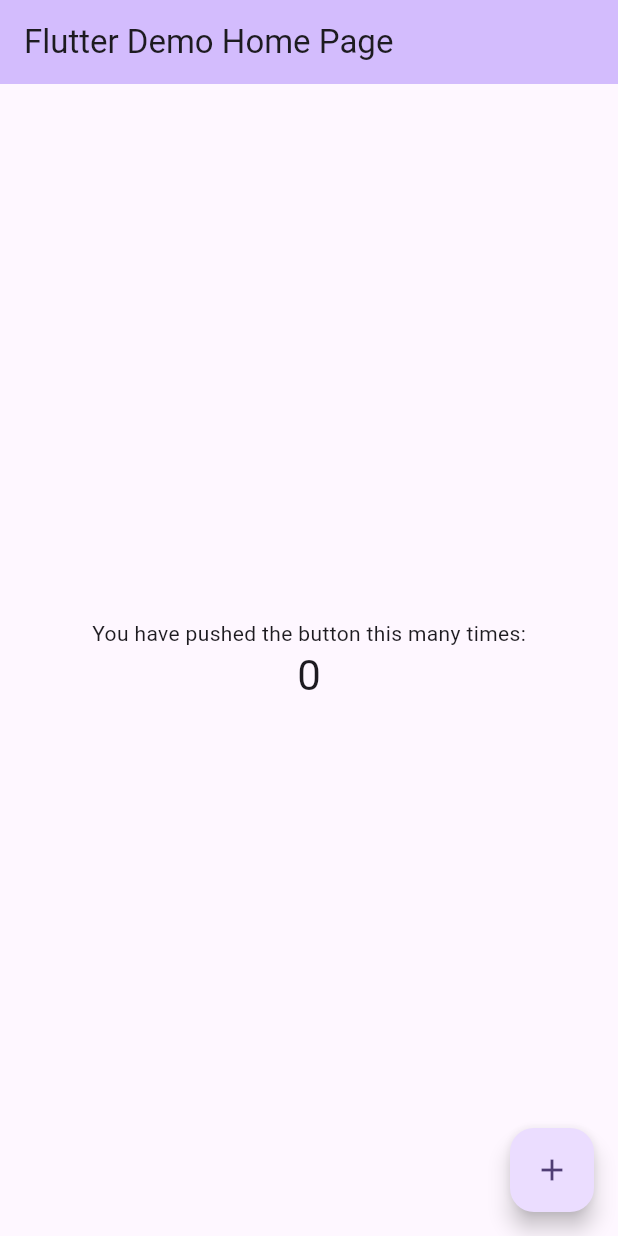
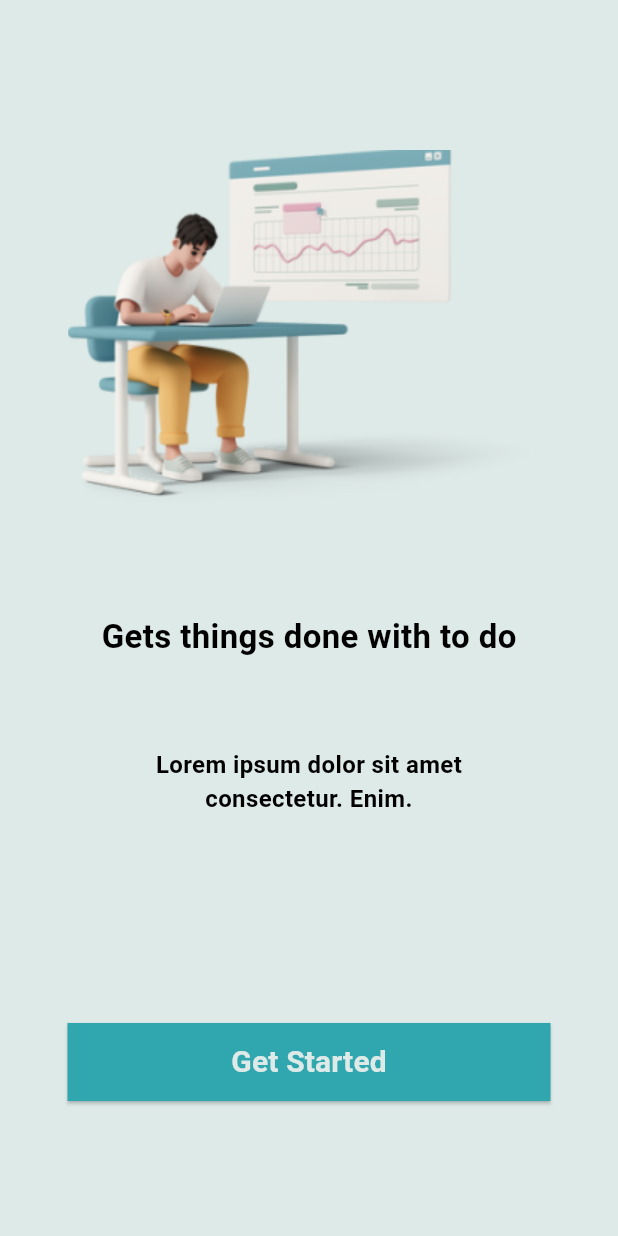
Before and after one commit to HKElim/basic_layout, a Flutter app: the screen it shows after launch, on a phone screen of 412 x 824 dp. Run offline on Flutter 3.47's test engine with Material 2 defaults, Android fonts, the phone set to English and light mode, and no system bars.

Commit message:
design terminé

```diff
--- a/lib/main.dart
+++ b/lib/main.dart
@@ -1,3 +1,4 @@
+import 'package:basic_layout/onboard_screen.dart';
 import 'package:flutter/material.dart';
 
 void main() {
@@ -7,119 +8,16 @@ void main() {
 class MyApp extends StatelessWidget {
   const MyApp({super.key});
 
-  // This widget is the root of your application.
   @override
   Widget build(BuildContext context) {
     return MaterialApp(
-      title: 'Flutter Demo',
+      title: 'Design',
+      debugShowCheckedModeBanner: false,
       theme: ThemeData(
-        // This is the theme of your application.
-        //
-        // TRY THIS: Try running your application with "flutter run". You'll see
-        // the application has a blue toolbar. Then, without quitting the app,
-        // try changing the seedColor in the colorScheme below to Colors.green
-        // and then invoke "hot reload" (save your changes or press the "hot
-        // reload" button in a Flutter-supported IDE, or press "r" if you used
-        // the command line to start the app).
-        //
-        // Notice that the counter didn't reset back to zero; the application
-        // state is not lost during the reload. To reset the state, use hot
-        // restart instead.
-        //
-        // This works for code too, not just values: Most code changes can be
-        // tested with just a hot reload.
         colorScheme: ColorScheme.fromSeed(seedColor: Colors.deepPurple),
         useMaterial3: true,
       ),
-      home: const MyHomePage(title: 'Flutter Demo Home Page'),
+      home: const OnboardScreen(),
     );
   }
 }
-
-class MyHomePage extends StatefulWidget {
-  const MyHomePage({super.key, required this.title});
-
-  // This widget is the home page of your application. It is stateful, meaning
-  // that it has a State object (defined below) that contains fields that affect
-  // how it looks.
-
-  // This class is the configuration for the state. It holds the values (in this
-  // case the title) provided by the parent (in this case the App widget) and
-  // used by the build method of the State. Fields in a Widget subclass are
-  // always marked "final".
-
-  final String title;
-
-  @override
-  State<MyHomePage> createState() => _MyHomePageState();
-}
-
-class _MyHomePageState extends State<MyHomePage> {
-  int _counter = 0;
-
-  void _incrementCounter() {
-    setState(() {
-      // This call to setState tells the Flutter framework that something has
-      // changed in this State, which causes it to rerun the build method below
-      // so that the display can reflect the updated values. If we changed
-      // _counter without calling setState(), then the build method would not be
-      // called again, and so nothing would appear to happen.
-      _counter++;
-    });
-  }
-
-  @override
-  Widget build(BuildContext context) {
-    // This method is rerun every time setState is called, for instance as done
-    // by the _incrementCounter method above.
-    //
-    // The Flutter framework has been optimized to make rerunning build methods
-    // fast, so that you can just rebuild anything that needs updating rather
-    // than having to individually change instances of widgets.
-    return Scaffold(
-      appBar: AppBar(
-        // TRY THIS: Try changing the color here to a specific color (to
-        // Colors.amber, perhaps?) and trigger a hot reload to see the AppBar
-        // change color while the other colors stay the same.
-        backgroundColor: Theme.of(context).colorScheme.inversePrimary,
-        // Here we take the value from the MyHomePage object that was created by
-        // the App.build method, and use it to set our appbar title.
-        title: Text(widget.title),
-      ),
-      body: Center(
-        // Center is a layout widget. It takes a single child and positions it
-        // in the middle of the parent.
-        child: Column(
-          // Column is also a layout widget. It takes a list of children and
-          // arranges them vertically. By default, it sizes itself to fit its
-          // children horizontally, and tries to be as tall as its parent.
-          //
-          // Column has various properties to control how it sizes itself and
-          // how it positions its children. Here we use mainAxisAlignment to
-          // center the children vertically; the main axis here is the vertical
-          // axis because Columns are vertical (the cross axis would be
-          // horizontal).
-          //
-          // TRY THIS: Invoke "debug painting" (choose the "Toggle Debug Paint"
-          // action in the IDE, or press "p" in the console), to see the
-          // wireframe for each widget.
-          mainAxisAlignment: MainAxisAlignment.center,
-          children: <Widget>[
-            const Text(
-              'You have pushed the button this many times:',
-            ),
-            Text(
-              '$_counter',
-              style: Theme.of(context).textTheme.headlineMedium,
-            ),
-          ],
-        ),
-      ),
-      floatingActionButton: FloatingActionButton(
-        onPressed: _incrementCounter,
-        tooltip: 'Increment',
-        child: const Icon(Icons.add),
-      ), // This trailing comma makes auto-formatting nicer for build methods.
-    );
-  }
-}
--- /dev/null
+++ b/lib/onboard_screen.dart
@@ -0,0 +1,61 @@
+import 'package:flutter/material.dart';
+
+class OnboardScreen extends StatelessWidget {
+  const OnboardScreen({super.key});
+
+  @override
+  Widget build(BuildContext context) {
+    return Scaffold(
+      backgroundColor: const Color(0xFFDEEAE8),
+      body: Padding(
+        padding: const EdgeInsets.symmetric(horizontal: 45),
+        child: Column(
+          children: [
+            const SizedBox(height: 100),
+            Image.asset("assets/images/p1.png"),
+            const SizedBox(height: 70),
+            const Text(
+              "Gets things done with to do",
+              style: TextStyle(
+                fontSize: 22,
+                fontWeight: FontWeight.w700,
+                color: Colors.black,
+              ),
+            ),
+            const SizedBox(height: 58),
+            const Padding(
+              padding: EdgeInsets.symmetric(horizontal: 20),
+              child: Text(
+                "Lorem ipsum dolor sit amet consectetur. Enim.",
+                style: TextStyle(
+                  fontSize: 16,
+                  fontWeight: FontWeight.w600,
+                  color: Colors.black,
+                ),
+                textAlign: TextAlign.center,
+              ),
+            ),
+            const Spacer(),
+            ElevatedButton(
+              onPressed: () {},
+              style: ElevatedButton.styleFrom(
+                backgroundColor: const Color(0xFF30A6AE),
+                shape: const RoundedRectangleBorder(),
+                minimumSize: const Size.fromHeight(52),
+              ),
+              child: const Text(
+                "Get Started",
+                style: TextStyle(
+                  fontSize: 20,
+                  fontWeight: FontWeight.w600,
+                  color: Color(0xFFDEEAE8),
+                ),
+              ),
+            ),
+            const SizedBox(height: 90),
+          ],
+        ),
+      ),
+    );
+  }
+}
--- a/pubspec.yaml
+++ b/pubspec.yaml
@@ -59,8 +59,8 @@ flutter:
   uses-material-design: true
 
   # To add assets to your application, add an assets section, like this:
-  # assets:
-  #   - images/a_dot_burr.jpeg
+  assets:
+    - assets/images/
   #   - images/a_dot_ham.jpeg
 
   # An image asset can refer to one or more resolution-specific "variants", see
```
Also changed, not shown: assets/images/p1.png (added).
